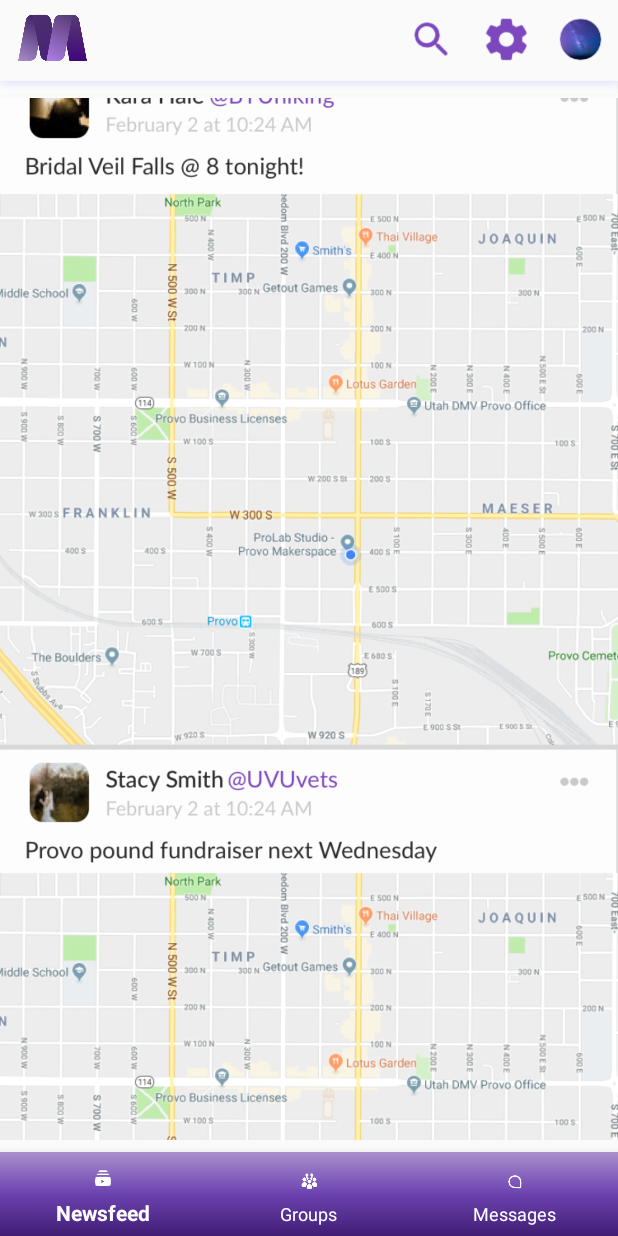
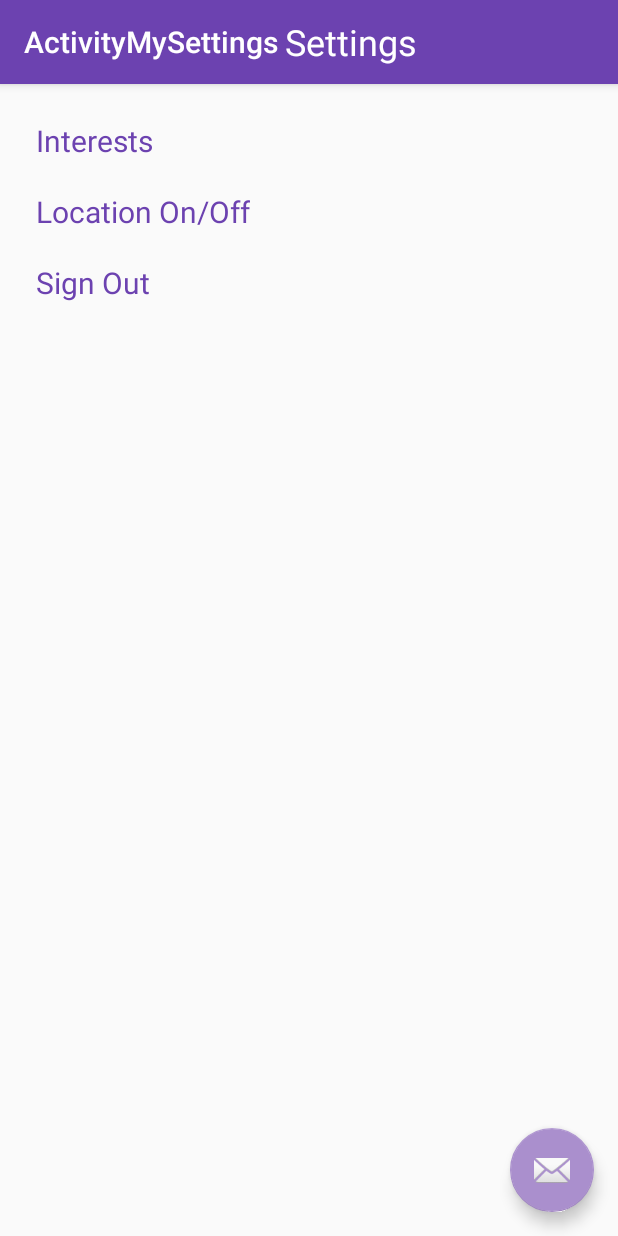
Before and after one commit to n00bd3v/mesh, an Android app: the ActivityBottomNav screen opened directly, with no data from a screen before it, after a tap on an icon or button, on a phone screen of 412 x 824 dp. Run offline under Robolectric (Android 15) with nearby library versions, the phone set to English and light mode, and no system bars.

Commit message:
next set of changes

```diff
--- a/Mesh/app/src/main/java/com/mesh/mesh/ActivityBottomNav.kt
+++ b/Mesh/app/src/main/java/com/mesh/mesh/ActivityBottomNav.kt
@@ -31,8 +31,19 @@ class ActivityBottomNav : AppCompatActivity() {
         setContentView(R.layout.activity_bottom_nav)
 
         navigation.setOnNavigationItemSelectedListener(mOnNavigationItemSelectedListener)
+
         ivSettings.setOnClickListener {
-            val intent = Intent(this@ActivityBottomNav, ActivityBottomNav::class.java)
+            val intent = Intent(this@ActivityBottomNav, ActivityMySettings::class.java)
+            startActivity(intent)
+        }
+
+        ivProfilePic.setOnClickListener {
+            val intent = Intent(this@ActivityBottomNav, ActivityProfile::class.java)
+            startActivity(intent)
+        }
+
+        ivLogoButton.setOnClickListener {
+            val intent = Intent(this@ActivityBottomNav, ActivityProfile::class.java)
             startActivity(intent)
         }
     }
--- /dev/null
+++ b/Mesh/app/src/main/java/com/mesh/mesh/ActivityMySettings.kt
@@ -0,0 +1,29 @@
+package com.mesh.mesh
+
+import android.content.Intent
+import android.os.Bundle
+import android.support.design.widget.Snackbar
+import android.support.v7.app.AppCompatActivity;
+
+import kotlinx.android.synthetic.main.activity_my_settings.*
+import kotlinx.android.synthetic.main.content_activity_my_settings.*
+
+class ActivityMySettings : AppCompatActivity() {
+
+    override fun onCreate(savedInstanceState: Bundle?) {
+        super.onCreate(savedInstanceState)
+        setContentView(R.layout.activity_my_settings)
+        setSupportActionBar(toolbar)
+
+        fab.setOnClickListener { view ->
+            Snackbar.make(view, "Replace with your own action", Snackbar.LENGTH_LONG)
+                .setAction("Action", null).show()
+        }
+
+        tvSettingsSignOut.setOnClickListener {
+            val intent = Intent(this@ActivityMySettings, ActivityLogin::class.java)
+            startActivity(intent)
+        }
+    }
+
+}
--- a/Mesh/app/src/main/res/layout/activity_bottom_nav.xml
+++ b/Mesh/app/src/main/res/layout/activity_bottom_nav.xml
@@ -6,6 +6,7 @@
         android:id="@+id/container"
         android:layout_width="match_parent"
         android:layout_height="match_parent"
+        android:background="#FFFFFF"
         tools:context="com.mesh.mesh.ActivityBottomNav">
 
     <RelativeLayout
@@ -14,6 +15,7 @@
             android:layout_height="50dp">
 
         <ImageView
+                android:id="@+id/ivLogoButton"
                 android:layout_width="50dp"
                 android:layout_height="50dp"
                 android:src="@drawable/logo"
@@ -37,6 +39,7 @@
                     android:src="@drawable/gear"/>
 
             <ImageView
+                    android:id="@+id/ivProfilePic"
                     android:layout_width="50dp"
                     android:layout_height="50dp"
                     android:src="@drawable/profile_pic"/>
--- /dev/null
+++ b/Mesh/app/src/main/res/layout/activity_my_settings.xml
@@ -0,0 +1,47 @@
+<?xml version="1.0" encoding="utf-8"?>
+<android.support.design.widget.CoordinatorLayout
+        xmlns:android="http://schemas.android.com/apk/res/android"
+        xmlns:app="http://schemas.android.com/apk/res-auto"
+        xmlns:tools="http://schemas.android.com/tools"
+        android:layout_width="match_parent"
+        android:layout_height="match_parent"
+        tools:context=".ActivityMySettings">
+
+    <android.support.design.widget.AppBarLayout
+            android:layout_height="wrap_content"
+            android:layout_width="match_parent"
+            android:theme="@style/AppTheme.AppBarOverlay">
+
+        <android.support.v7.widget.Toolbar
+                android:id="@+id/toolbar"
+                android:layout_width="match_parent"
+                android:layout_height="?attr/actionBarSize"
+                android:background="?attr/colorPrimary"
+                app:popupTheme="@style/AppTheme.PopupOverlay">
+
+            <TextView
+                    android:layout_width="wrap_content"
+                    android:layout_height="wrap_content"
+                    android:text="@string/settings"
+                    android:textColor="@color/white"
+                    android:textSize="24sp"
+                    android:layout_gravity="center"
+                    android:id="@+id/toolbar_title" />
+
+        </android.support.v7.widget.Toolbar>
+
+
+
+    </android.support.design.widget.AppBarLayout>
+
+    <include layout="@layout/content_activity_my_settings"/>
+
+    <android.support.design.widget.FloatingActionButton
+            android:id="@+id/fab"
+            android:layout_width="wrap_content"
+            android:layout_height="wrap_content"
+            android:layout_gravity="bottom|end"
+            android:layout_margin="@dimen/fab_margin"
+            app:srcCompat="@android:drawable/ic_dialog_email"/>
+
+</android.support.design.widget.CoordinatorLayout>
--- /dev/null
+++ b/Mesh/app/src/main/res/layout/content_activity_my_settings.xml
@@ -0,0 +1,44 @@
+<?xml version="1.0" encoding="utf-8"?>
+<android.support.constraint.ConstraintLayout
+        xmlns:android="http://schemas.android.com/apk/res/android"
+        xmlns:tools="http://schemas.android.com/tools"
+        xmlns:app="http://schemas.android.com/apk/res-auto"
+        android:layout_width="match_parent"
+        android:layout_height="match_parent"
+        app:layout_behavior="@string/appbar_scrolling_view_behavior"
+        tools:showIn="@layout/activity_my_settings"
+        tools:context=".ActivityMySettings"
+        android:padding="24dp">
+
+    <LinearLayout
+            android:layout_width="match_parent"
+            android:layout_height="match_parent"
+            android:orientation="vertical">
+
+        <TextView
+                android:layout_width="wrap_content"
+                android:layout_height="wrap_content"
+                android:textColor="@color/colorPrimary"
+                android:text="@string/interests"
+                android:textSize="20sp"
+                android:layout_marginBottom="20dp"/>
+
+
+        <TextView
+                android:layout_width="wrap_content"
+                android:layout_height="wrap_content"
+                android:textColor="@color/colorPrimary"
+                android:text="@string/location"
+                android:textSize="20sp"
+                android:layout_marginBottom="20dp"/>
+
+
+        <TextView
+                android:id="@+id/tvSettingsSignOut"
+                android:layout_width="wrap_content"
+                android:layout_height="wrap_content"
+                android:textColor="@color/colorPrimary"
+                android:text="@string/sign_out"
+                android:textSize="20sp"/>
+    </LinearLayout>
+</android.support.constraint.ConstraintLayout>
--- a/Mesh/app/src/main/res/values/dimens.xml
+++ b/Mesh/app/src/main/res/values/dimens.xml
@@ -2,4 +2,5 @@
     <!-- Default screen margins, per the Android Design guidelines. -->
     <dimen name="activity_horizontal_margin">16dp</dimen>
     <dimen name="activity_vertical_margin">16dp</dimen>
+    <dimen name="fab_margin">16dp</dimen>
 </resources>
--- a/Mesh/app/src/main/res/values/strings.xml
+++ b/Mesh/app/src/main/res/values/strings.xml
@@ -88,4 +88,11 @@
     <string name="pref_ringtone_silent">Silent</string>
 
     <string name="pref_title_vibrate">Vibrate</string>
+    <string name="title_activity_my_settings">ActivityMySettings</string>
+    <string name="settings">Settings</string>
+    <string name="interests">Interests</string>
+    <string name="location">Location On/Off</string>
+    <string name="sign_out">Sign Out</string>
+    <string name="title_activity_profile">ActivityProfile</string>
+    <string name="kamel_green">KAMEL GREEN</string>
 </resources>
--- a/Mesh/app/src/main/res/values/styles.xml
+++ b/Mesh/app/src/main/res/values/styles.xml
@@ -8,4 +8,8 @@
         <item name="colorAccent">@color/colorAccent</item>
     </style>
 
+    <style name="AppTheme.AppBarOverlay" parent="ThemeOverlay.AppCompat.Dark.ActionBar"/>
+
+    <style name="AppTheme.PopupOverlay" parent="ThemeOverlay.AppCompat.Light"/>
+
 </resources>
```
Also changed, not shown: Mesh/app/src/main/AndroidManifest.xml (+10 -0 lines), Mesh/app/src/main/java/com/mesh/mesh/ActivityLogin.kt (+9 -1 lines), Mesh/app/src/main/java/com/mesh/mesh/ActivityProfile.kt (added, +17 -0 lines), Mesh/app/src/main/res/layout/activity_profile.xml (added, +35 -0 lines), Mesh/app/src/main/res/drawable/background_messages.png, Mesh/app/src/main/res/drawable/cool.png (added).
